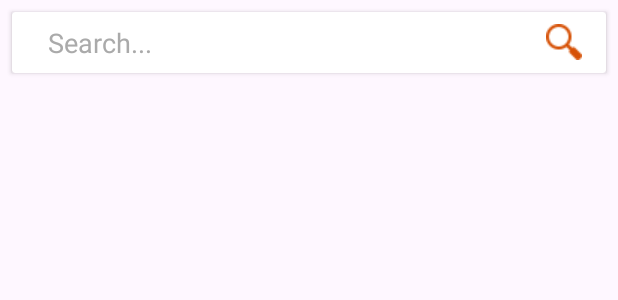
After one commit to aaiisyahn/FamCare, an Android app: the layout search_bar_layout.xml on its own in the app's theme, with its tools: preview values and no code run, on a phone screen of 412 x 824 dp. The commit adds this screen. Shown: the top 300 px of the screen. Run offline under Robolectric (Android 15) with nearby library versions, the phone set to English and light mode, and no system bars.

Commit message:
header searchbar

```diff
--- a/app/build.gradle.kts
+++ b/app/build.gradle.kts
@@ -47,4 +47,6 @@ dependencies {
     androidTestImplementation("androidx.test.ext:junit:1.1.5")
     androidTestImplementation("androidx.test.espresso:espresso-core:3.5.1")
     implementation("de.hdodenhof:circleimageview:3.1.0")
+    implementation("androidx.cardview:cardview:1.0.0")
+
 }
--- /dev/null
+++ b/app/src/main/res/layout/search_bar_layout.xml
@@ -0,0 +1,49 @@
+<?xml version="1.0" encoding="utf-8"?>
+<androidx.cardview.widget.CardView
+    xmlns:android="http://schemas.android.com/apk/res/android"
+    android:id="@+id/card_view"
+    android:layout_width="match_parent"
+    android:layout_height="wrap_content"
+    android:layout_marginStart="8dp"
+    android:layout_marginTop="8dp"
+    android:layout_marginEnd="8dp"
+    android:cardCornerRadius="8dp"
+    android:cardElevation="4dp"
+    android:clipToPadding="true">
+
+    <RelativeLayout
+        android:layout_width="match_parent"
+        android:layout_height="wrap_content"
+        android:padding="8dp">
+
+        <EditText
+            android:id="@+id/editTextSearch"
+            android:layout_width="match_parent"
+            android:layout_height="wrap_content"
+            android:background="@android:color/transparent"
+            android:hint="@string/search_hint"
+            android:imeOptions="actionSearch"
+            android:inputType="text"
+            android:paddingStart="16dp"
+            android:paddingEnd="16dp"
+            android:singleLine="true"
+            android:textColorHint="@android:color/darker_gray"
+            android:layout_toStartOf="@id/imageViewSearch"
+            android:layout_alignParentStart="true"
+            android:layout_alignParentLeft="true" />
+
+        <ImageView
+            android:id="@+id/imageViewSearch"
+            android:layout_width="wrap_content"
+            android:layout_height="wrap_content"
+            android:layout_marginStart="8dp"
+            android:layout_marginEnd="8dp"
+            android:contentDescription="Search"
+            android:src="@drawable/ic_search"
+            android:layout_alignParentEnd="true"
+            android:layout_alignParentRight="true"
+            android:layout_centerVertical="true" />
+
+    </RelativeLayout>
+
+</androidx.cardview.widget.CardView>
--- a/app/src/main/res/values/strings.xml
+++ b/app/src/main/res/values/strings.xml
@@ -1,3 +1,4 @@
 <resources>
     <string name="app_name">FamCare</string>
+    <string name="search_hint">Search...</string>
 </resources>
--- a/build.gradle.kts
+++ b/build.gradle.kts
@@ -1,6 +1,6 @@
 // Top-level build file where you can add configuration options common to all sub-projects/modules.
 plugins {
-    id("com.android.application") version "8.1.0" apply false
+    id("com.android.application") version "8.1.1" apply false
     id("org.jetbrains.kotlin.android") version "1.8.0" apply false
     id("com.google.android.libraries.mapsplatform.secrets-gradle-plugin") version "2.0.1" apply false
 }
```
Also changed, not shown: app/src/main/AndroidManifest.xml (+6 -3 lines), app/src/main/res/layout/activity_main.xml (+21 -11 lines), app/src/main/res/layout/header_layout.xml (added, +33 -0 lines), app/src/main/res/drawable/ic_search.png (added), app/src/main/res/drawable/toolbar.png (added).
